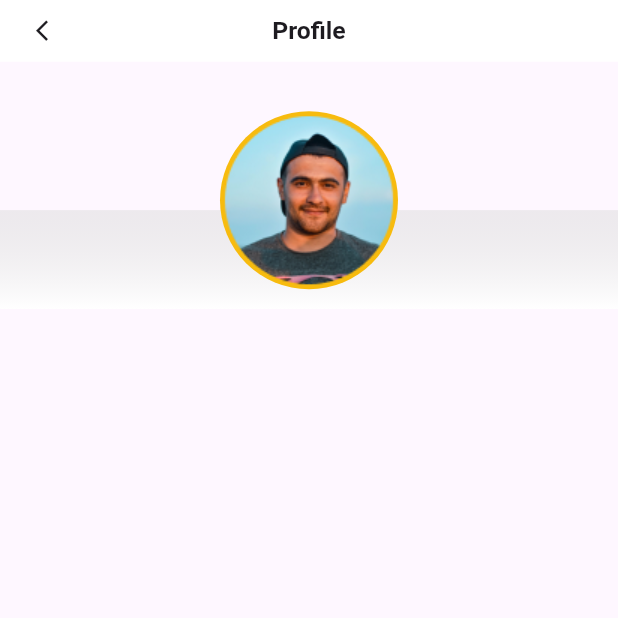
After one commit to ashrafarif59/food, a Flutter app: the profile screen opened directly, on a phone screen of 412 x 824 dp, the top half of it. The commit adds this screen. Run offline on Flutter 3.47's test engine with Material 2 defaults, Android fonts, the phone set to English and light mode, and no system bars; our stand-ins replace flutter_rating_stars, sizer.

```diff
--- a/lib/helper/colors.dart
+++ b/lib/helper/colors.dart
@@ -21,6 +21,10 @@ class AppColors{
 
   static const graywhite = Color.fromRGBO(217, 217, 217, 1);
 
+  static const grayshade = Color.fromRGBO(220, 220, 220, 0.01);
+  //static const grayshade = Color.fromRGBO(192, 192, 192, 0.38);
+
+
   static const mobileBackgroundColor = Color.fromRGBO(0, 0, 0, 1);
   static const webBackgroundColor = Color.fromRGBO(18, 18, 18, 1);
   static const mobileSearchColor = Color.fromRGBO(38, 38, 38, 1);
--- a/lib/helper/image.dart
+++ b/lib/helper/image.dart
@@ -8,6 +8,8 @@ const leavebg = 'assets/images/leavebg.png';
 const googlelogos1 = 'assets/images/brand.png';
 const forgotpassword = 'assets/images/forgotpassword1.png';
 const profile ='assets/images/profile.png';
+const profileImage ='assets/images/Ellipse19.png';
+
 const rectangle = 'assets/images/Rectangle.png';
 const food = 'assets/images/food.jpg';
 
--- /dev/null
+++ b/lib/view/profile.dart
@@ -0,0 +1,86 @@
+import 'package:flutter/material.dart';
+import 'package:food/helper/colors.dart';
+import 'package:sizer/sizer.dart';
+import '../../helper/image.dart';
+
+class profile extends StatefulWidget {
+  const profile({Key? key}) : super(key: key);
+
+  @override
+  State<profile> createState() => _profileState();
+}
+
+class _profileState extends State<profile> {
+  @override
+  Widget build(BuildContext context) {
+    return Scaffold(
+      appBar: PreferredSize(
+        preferredSize: Size.fromHeight(5.h),
+        child: AppBar(
+          title: Text(
+            'Profile',
+            style: TextStyle(fontWeight: FontWeight.bold, fontSize: 2.h),
+          ),
+          centerTitle: true,
+          backgroundColor: Colors.white,
+          automaticallyImplyLeading: false,
+          leading: IconButton(
+              onPressed: (){
+                Navigator.pop(context);
+              },
+              icon: Icon(
+                Icons.arrow_back_ios_new,
+                size: 2.h,
+              )),
+        ),
+      ),
+       body:  Stack(
+         children: [
+
+           Positioned(
+             top: 12.h,
+             child: Container(
+               height: 8.h,
+               width: MediaQuery.of(context).size.width,
+               decoration: BoxDecoration(
+
+                 //boxShadow: ,
+                // color: Colors.white,
+                 gradient: LinearGradient(
+                   begin: Alignment.topCenter,
+                   end: Alignment.bottomCenter,
+                   colors: [
+                     AppColors.grayshade.withOpacity(.5),
+                     AppColors.whiteColor,
+                   ],
+                 ),
+               ),
+             ),
+           ),
+           Positioned(
+             top: 4.h,
+             left: 1.h,
+             right: 1.h,
+             child: CircleAvatar(
+               radius: 7.2.h,
+               backgroundColor: AppColors.primaryColor,
+               child: Container(
+                 child: Image(
+                   image: AssetImage(profileImage),
+                 ),
+               ),
+             ),
+           ),
+         ],
+       )
+       //  Column
+       //   (
+       //   children: [
+       //     Text('ABDUL HANNAN'),
+       //     Text('abc@gmail.com'),
+       //
+       //   ],
+       // ),
+    );
+  }
+}
--- a/lib/view/screen/navigator.dart
+++ b/lib/view/screen/navigator.dart
@@ -1,5 +1,6 @@
 import 'package:flutter/material.dart';
 import 'package:food/helper/colors.dart';
+import 'package:food/view/profile.dart';
 import 'package:sizer/sizer.dart';
 
 import 'favorite.dart';
@@ -22,7 +23,7 @@ class _navigatorState extends State<navigator> {
   final List layout =[
     Home(),
     Favorite(),
-    Home(),
+    profile(),
   ];
 
   @override
```
Also changed, not shown: assets/images/Ellipse19.png (added).
